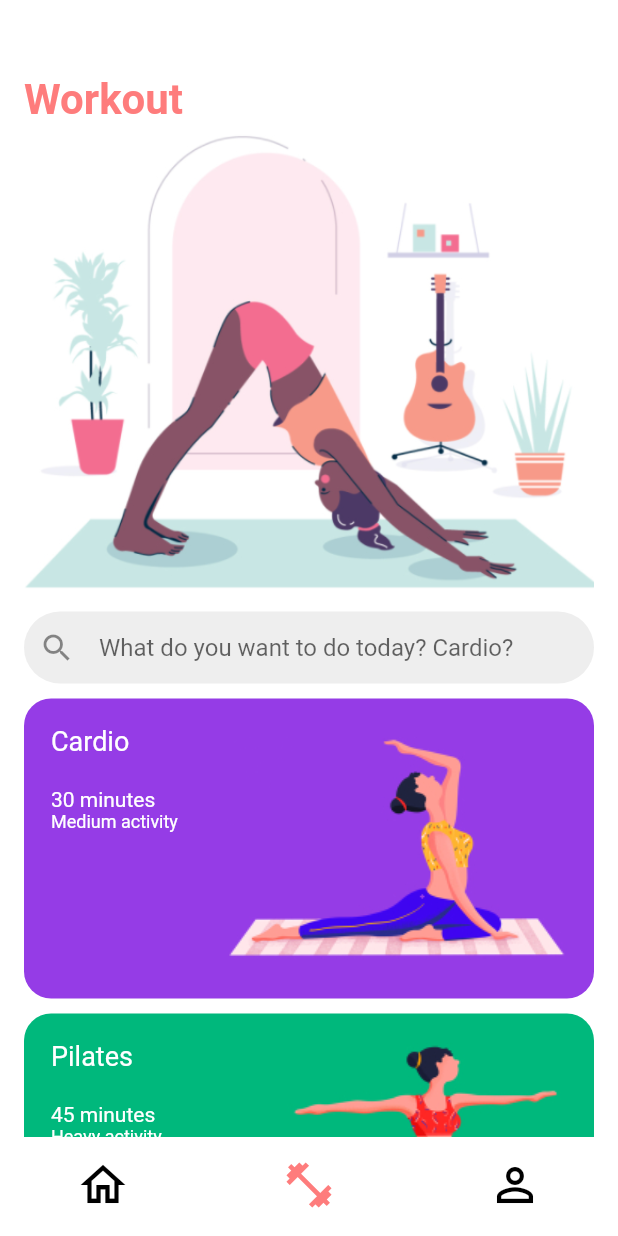
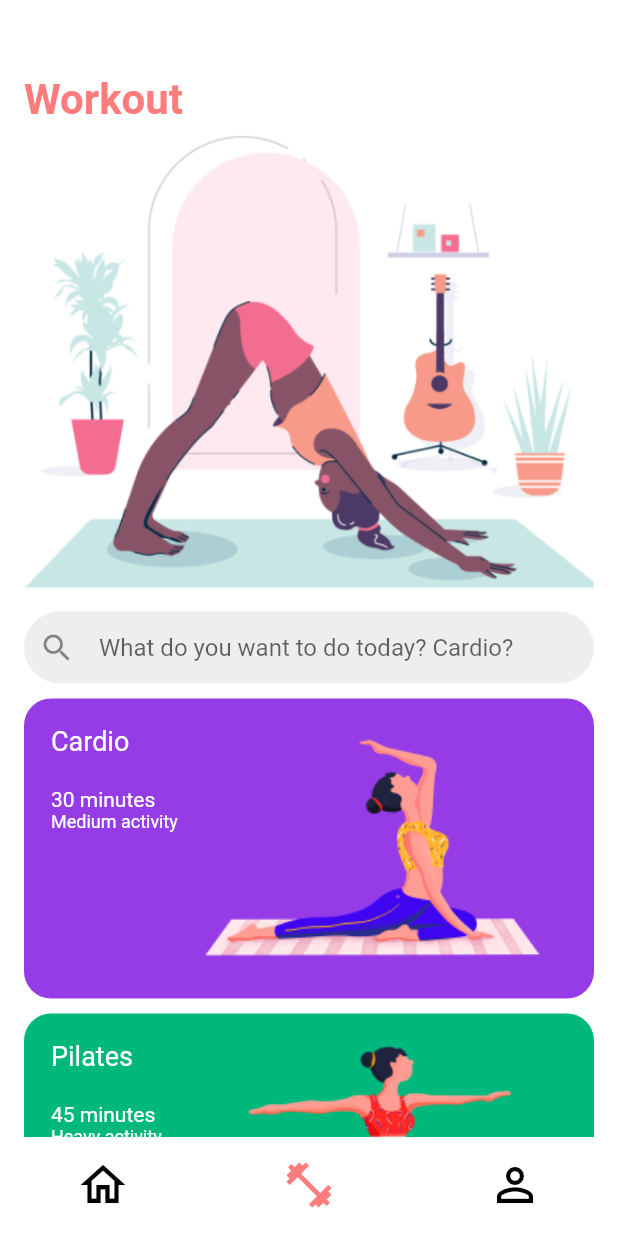
Before and after one commit to biju-borah/neura_fit, a Flutter app: the screen it shows after launch, item 2 of the bottom bar chosen, on a phone screen of 412 x 824 dp. Run offline on Flutter 3.47's test engine with Material 2 defaults, Android fonts, the phone set to English and light mode, and no system bars; our stand-ins replace camera; missing offline and left inert: tflite.

Commit message:
image autoresize

```diff
--- a/lib/workouts.dart
+++ b/lib/workouts.dart
@@ -12,7 +12,7 @@ class WorkOutPage extends StatelessWidget {
         child: SingleChildScrollView(
           child: Column(
             crossAxisAlignment: CrossAxisAlignment.start,
-            children: <Widget>[
+            children: [
               SizedBox(height: 50),
               Text(
                 'Workout',
@@ -70,9 +70,8 @@ class WorkOutPage extends StatelessWidget {
                               ),
                             ],
                           ),
-                          Image.asset(
-                            'images/cardio.PNG',
-                            fit: BoxFit.contain,
+                          Expanded(
+                            child: Image.asset('images/cardio.PNG'),
                           ),
                         ],
                       ),
@@ -118,7 +117,7 @@ class WorkOutPage extends StatelessWidget {
                               ),
                             ],
                           ),
-                          Image.asset('images/pilates.PNG'),
+                          Expanded(child: Image.asset('images/pilates.PNG')),
                         ],
                       ),
                     ),
@@ -164,7 +163,7 @@ class WorkOutPage extends StatelessWidget {
                               ),
                             ],
                           ),
-                          Image.asset('images/yoga.PNG'),
+                          Expanded(child: Image.asset('images/yoga.PNG')),
                         ],
                       ),
                     ),
```
